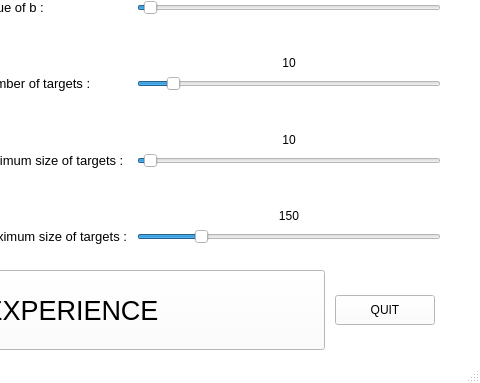
Above: mainView.ui from SophieShirine/FittsLaw before the change; both pictures show x 318 to 798 and y 191 to 574 of the 798 by 574 pixel window. Below: the same form after it.
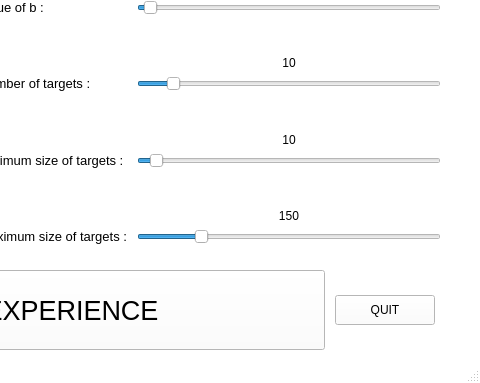
That is the form after the change. Icons and pictures are not drawn.

The edit to the form file:
```diff
--- a/mainView.ui
+++ b/mainView.ui
@@ -786,7 +786,7 @@
         <item row="10" column="1">
          <widget class="QSlider" name="minSize">
           <property name="maximum">
-           <number>500</number>
+           <number>249</number>
           </property>
           <property name="value">
            <number>10</number>
```
